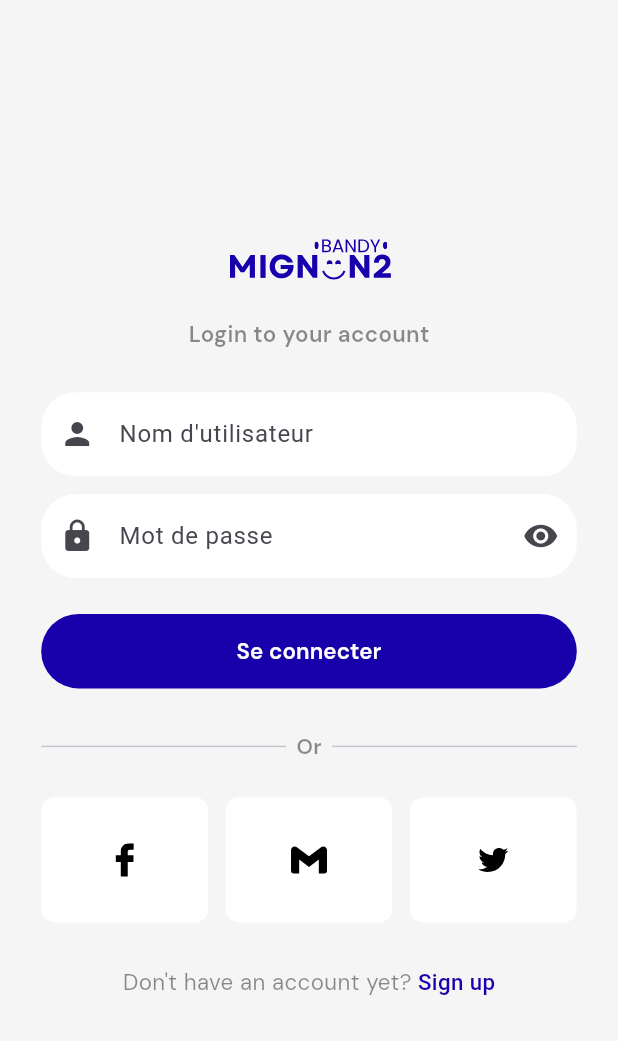
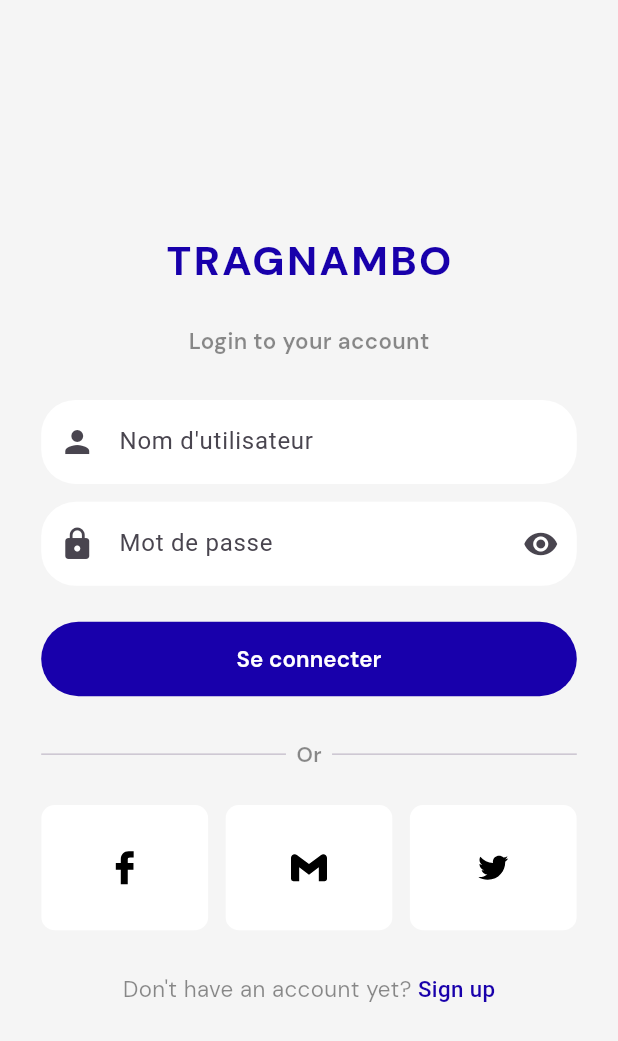
Before and after one commit to Heritiana5860/gestion_association, a Flutter app: the screen it shows after launch, on a phone screen of 412 x 824 dp. Shown: the top 1041 px of the screen. Run offline on Flutter 3.47's test engine with Material 3 defaults, Android fonts, the phone set to English and light mode, and no system bars; our stand-ins replace dio, fl_chart, flutter_animate, flutter_dotenv, flutter_riverpod, flutter_screenutil and 5 more; accounts and stored records are empty.

Commit message:
On change en tragnambo l'entete

```diff
--- a/lib/core/contants/colors/app_color.dart
+++ b/lib/core/contants/colors/app_color.dart
@@ -7,6 +7,7 @@ class AppColor {
   static const Color black = Colors.black;
   static const Color yellow = Colors.yellow;
   static const Color red = Colors.red;
+  static const Color orange = Colors.orange;
   static const Color grey = Colors.grey;
   static const Color textDescription = Colors.black45;
 
--- /dev/null
+++ b/lib/core/widgets/auth/header_text.dart
@@ -0,0 +1,19 @@
+import 'package:flutter/material.dart';
+import 'package:flutter_screenutil/flutter_screenutil.dart';
+import 'package:login_with_unite_test_and_clean_architecture/core/contants/colors/app_color.dart';
+import 'package:login_with_unite_test_and_clean_architecture/core/widgets/app_text.dart';
+
+class HeaderText extends StatelessWidget {
+  const HeaderText({super.key});
+
+  @override
+  Widget build(BuildContext context) {
+    return AppText(
+      label: "TRAGNAMBO",
+      fontSize: 24.sp,
+      fontWeight: FontWeight.w800,
+      color: AppColor.blue,
+      letterSpacing: 1.6,
+    );
+  }
+}
--- a/lib/features/auth/presentation/pages/auth_login_page.dart
+++ b/lib/features/auth/presentation/pages/auth_login_page.dart
@@ -12,11 +12,11 @@ import 'package:login_with_unite_test_and_clean_architecture/core/contants/sizes
 import 'package:login_with_unite_test_and_clean_architecture/core/widgets/app_button.dart';
 import 'package:login_with_unite_test_and_clean_architecture/core/widgets/app_input.dart';
 import 'package:login_with_unite_test_and_clean_architecture/core/widgets/app_text.dart';
+import 'package:login_with_unite_test_and_clean_architecture/core/widgets/auth/header_text.dart';
 import 'package:login_with_unite_test_and_clean_architecture/core/widgets/errors/error_message.dart';
 import 'package:login_with_unite_test_and_clean_architecture/core/widgets/list_animated.dart';
 import 'package:login_with_unite_test_and_clean_architecture/features/auth/data/models/auth_model.dart';
 import 'package:login_with_unite_test_and_clean_architecture/features/auth/presentation/providers/login/auth_login_notifier.dart';
-import 'package:login_with_unite_test_and_clean_architecture/features/auth/presentation/widgets/logo.dart';
 import 'package:login_with_unite_test_and_clean_architecture/features/auth/presentation/widgets/sociaux_card.dart';
 
 class AuthLoginPage extends ConsumerStatefulWidget {
@@ -83,7 +83,7 @@ class _AuthLoginPageState extends ConsumerState<AuthLoginPage> {
                 key: formKey,
                 child: ListAnimated(
                   children: [
-                    Logo(),
+                    HeaderText(),
 
                     SizedBox(height: SizeHeight.twentyHeight),
 
--- a/lib/features/auth/presentation/pages/auth_register_page.dart
+++ b/lib/features/auth/presentation/pages/auth_register_page.dart
@@ -12,6 +12,7 @@ import 'package:login_with_unite_test_and_clean_architecture/core/contants/sizes
 import 'package:login_with_unite_test_and_clean_architecture/core/widgets/app_button.dart';
 import 'package:login_with_unite_test_and_clean_architecture/core/widgets/app_input.dart';
 import 'package:login_with_unite_test_and_clean_architecture/core/widgets/app_text.dart';
+import 'package:login_with_unite_test_and_clean_architecture/core/widgets/auth/header_text.dart';
 import 'package:login_with_unite_test_and_clean_architecture/core/widgets/errors/error_message.dart';
 import 'package:login_with_unite_test_and_clean_architecture/core/widgets/list_animated.dart';
 import 'package:login_with_unite_test_and_clean_architecture/features/auth/data/models/auth_register_model.dart';
@@ -90,7 +91,7 @@ class _AuthRegisterPageState extends ConsumerState<AuthRegisterPage> {
                 key: formKey,
                 child: ListAnimated(
                   children: [
-                    Logo(),
+                    HeaderText(),
 
                     SizedBox(height: SizeHeight.twentyHeight),
                     AppText(
```
